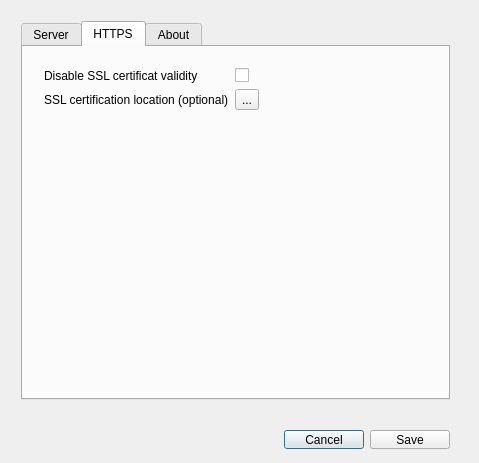
Qt form dialog.ui (fusioninventory/fusioninventory-agent-gui) before a commit.
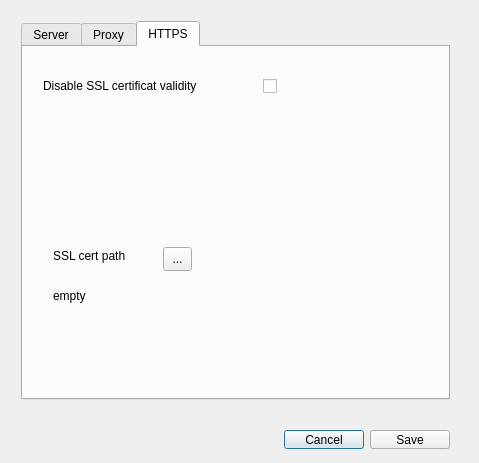
The same form after that commit. The open tabs and pages were chosen to show the change.

The edit to the form file:
```diff
--- a/dialog.ui
+++ b/dialog.ui
@@ -130,58 +130,105 @@
         </layout>
        </widget>
       </widget>
-      <widget class="QWidget" name="tab_3">
+      <widget class="QWidget" name="tab_4">
        <attribute name="title">
-        <string>HTTPS</string>
+        <string>Proxy</string>
        </attribute>
-       <widget class="QWidget" name="formLayoutWidget_2">
+       <widget class="QWidget" name="formLayoutWidget_4">
         <property name="geometry">
          <rect>
-          <x>10</x>
-          <y>10</y>
+          <x>9</x>
+          <y>9</y>
           <width>421</width>
-          <height>351</height>
+          <height>341</height>
          </rect>
         </property>
         <layout class="QFormLayout" name="formLayout_2">
          <property name="fieldGrowthPolicy">
           <enum>QFormLayout::AllNonFixedFieldsGrow</enum>
          </property>
-         <item row="1" column="0">
-          <widget class="QLabel" name="label_5">
-           <property name="text">
-            <string>SSL certification location (optional)</string>
-           </property>
-          </widget>
-         </item>
-         <item row="0" column="1">
-          <widget class="QCheckBox" name="checkBox">
-           <property name="text">
-            <string/>
-           </property>
-          </widget>
-         </item>
          <item row="0" column="0">
-          <widget class="QLabel" name="label_4">
+          <widget class="QLabel" name="label_7">
            <property name="text">
-            <string>Disable SSL certificat validity</string>
+            <string>URL</string>
            </property>
           </widget>
          </item>
-         <item row="1" column="1">
-          <widget class="QToolButton" name="toolButton">
-           <property name="text">
-            <string>...</string>
-           </property>
-          </widget>
+         <item row="0" column="1">
+          <widget class="QLineEdit" name="lineEditProxy"/>
          </item>
         </layout>
        </widget>
       </widget>
-      <widget class="QWidget" name="tab_2">
+      <widget class="QWidget" name="tab_3">
        <attribute name="title">
-        <string>About</string>
+        <string>HTTPS</string>
        </attribute>
+       <widget class="QCheckBox" name="checkBoxNoSSLCheck">
+        <property name="geometry">
+         <rect>
+          <x>240</x>
+          <y>30</y>
+          <width>151</width>
+          <height>18</height>
+         </rect>
+        </property>
+        <property name="text">
+         <string/>
+        </property>
+       </widget>
+       <widget class="QLabel" name="label_4">
+        <property name="geometry">
+         <rect>
+          <x>20</x>
+          <y>30</y>
+          <width>209</width>
+          <height>18</height>
+         </rect>
+        </property>
+        <property name="text">
+         <string>Disable SSL certificat validity</string>
+        </property>
+       </widget>
+       <widget class="QLabel" name="label_5">
+        <property name="geometry">
+         <rect>
+          <x>30</x>
+          <y>200</y>
+          <width>100</width>
+          <height>18</height>
+         </rect>
+        </property>
+        <property name="text">
+         <string>SSL cert path</string>
+        </property>
+       </widget>
+       <widget class="QToolButton" name="toolButton">
+        <property name="geometry">
+         <rect>
+          <x>140</x>
+          <y>200</y>
+          <width>29</width>
+          <height>24</height>
+         </rect>
+        </property>
+        <property name="text">
+         <string>...</string>
+        </property>
+       </widget>
+       <widget class="QLabel" name="label_8">
+        <property name="geometry">
+         <rect>
+          <x>30</x>
+          <y>240</y>
+          <width>70</width>
+          <height>18</height>
+         </rect>
+        </property>
+        <property name="text">
+         <string>empty</string>
+        </property>
+       </widget>
       </widget>
      </widget>
     </item>
```
Left out of the diff: 12 changed lines with no effect on the pictures.
